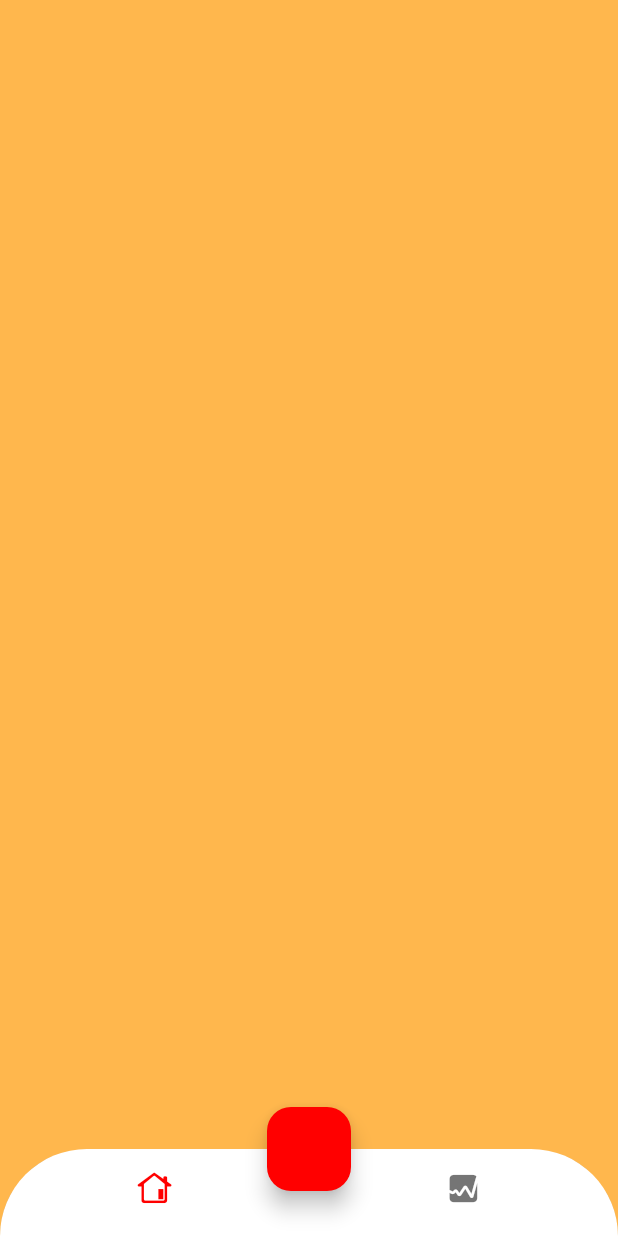
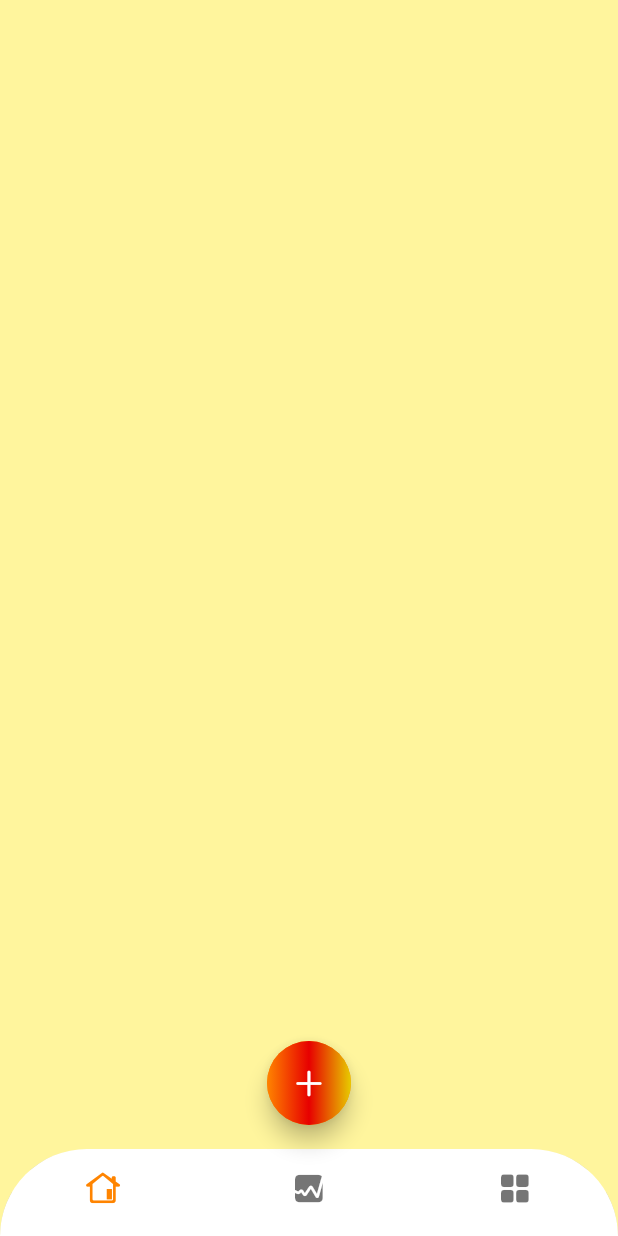
Before and after one commit to donyelqt/pera-pinoy, a Flutter app: the screen it shows after launch, on a phone screen of 412 x 824 dp. Run offline on Flutter 3.47's test engine with Material 3 defaults, Android fonts, the phone set to English and light mode, and no system bars.

Commit message:
"Updated app theme colors, modified home screen layout and added getwidget dependency"

```diff
--- a/lib/app_view.dart
+++ b/lib/app_view.dart
@@ -12,9 +12,9 @@ class MyAppView extends StatelessWidget {
       title: "PeraPinoy",
       theme: ThemeData(
         colorScheme: ColorScheme.light(
-          surface: Colors.orange.shade300,
+          surface: Colors.yellow.shade200,
           onSurface: Colors.black,
-          primary: const Color.fromARGB(255, 255, 0, 0), // fromARGB(255, 231, 158, 0)
+          primary: const Color.fromARGB(255, 255, 132, 0), // fromARGB(255, 231, 158, 0)
           secondary: const Color.fromARGB(255, 231, 0, 0),
           tertiary: const Color.fromARGB(255, 231, 204, 0)
         )
--- a/lib/screens/home/views/home_screen.dart
+++ b/lib/screens/home/views/home_screen.dart
@@ -9,7 +9,7 @@ class HomeScreen extends StatelessWidget {
     return Scaffold(
       appBar: AppBar(),
       bottomNavigationBar: ClipRRect(
-        borderRadius: const BorderRadius.vertical(top: const Radius.circular(100)), // border radius vertical
+        borderRadius: const BorderRadius.vertical(top: Radius.circular(100)), // Border radius
         child: BottomNavigationBar(
           backgroundColor: Colors.white, // Set background color to white
           showSelectedLabels: false,
@@ -20,10 +20,33 @@ class HomeScreen extends StatelessWidget {
                 icon: Icon(CupertinoIcons.house_alt), label: 'Home'),
             BottomNavigationBarItem(
                 icon: Icon(CupertinoIcons.graph_square_fill), label: 'Stats'),
-            ]),
+            BottomNavigationBarItem(
+                icon: Icon(CupertinoIcons.square_grid_2x2_fill), label: 'Others'),
+          ],
         ),
-      floatingActionButtonLocation: FloatingActionButtonLocation.centerDocked,
-      floatingActionButton: FloatingActionButton(onPressed: () {}),
+      ),
+      floatingActionButtonLocation: FloatingActionButtonLocation.centerFloat,
+      floatingActionButton: FloatingActionButton(
+        onPressed: () {},
+        shape: const CircleBorder(),
+        child: Container(
+          width: 60,
+          height: 60,
+          decoration: BoxDecoration(
+            shape: BoxShape.circle,
+            gradient: LinearGradient(
+              colors: [
+                Theme.of(context).colorScheme.primary,
+                Theme.of(context).colorScheme.secondary,
+                Theme.of(context).colorScheme.tertiary,
+              ],
+            ),
+          ),
+          child: const Icon(
+            CupertinoIcons.add,
+          ),
+        ),
+      ),
     );
   }
 }
--- a/pubspec.yaml
+++ b/pubspec.yaml
@@ -35,6 +35,7 @@ dependencies:
   # The following adds the Cupertino Icons font to your application.
   # Use with the CupertinoIcons class for iOS style icons.
   cupertino_icons: ^1.0.8
+  getwidget: ^4.0.0
 
 dev_dependencies:
   flutter_test:
```
Also changed, not shown: pubspec.lock. Lines whose indentation alone changed are shown as unchanged.
